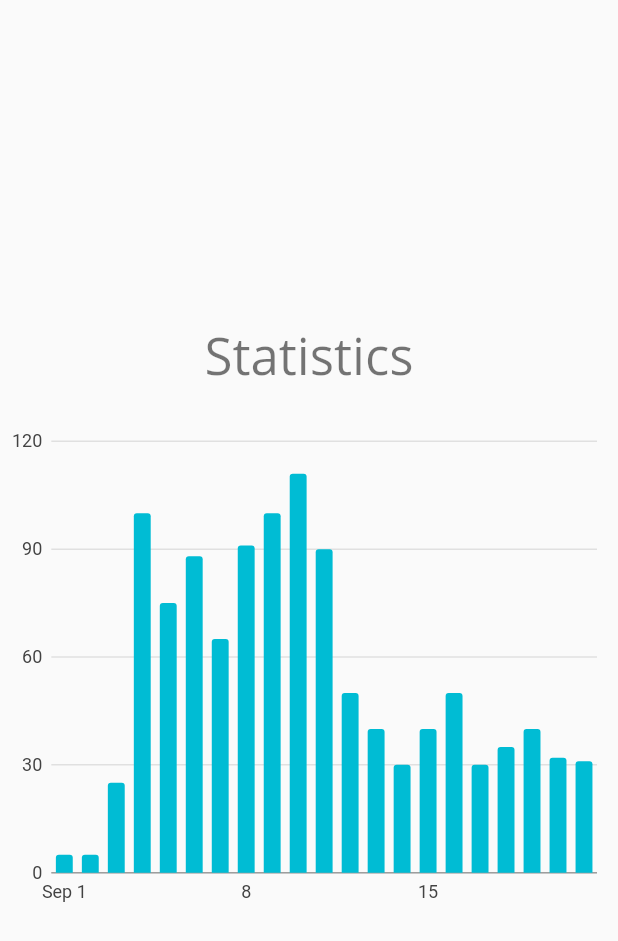
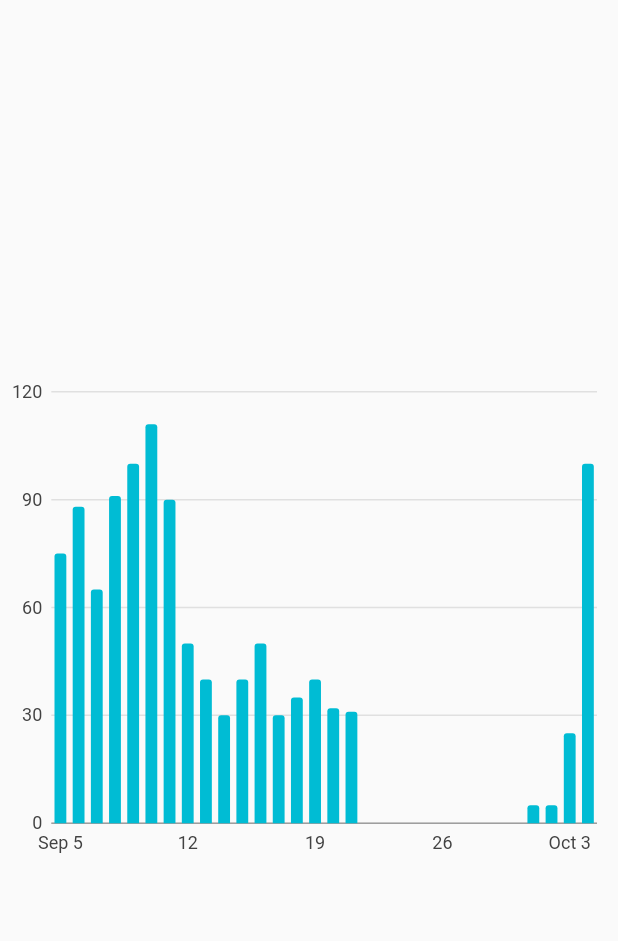
Before and after one commit to kevinrmendez/protein_tracker, a Flutter app: the StatisticsScreen widget shown alone on an empty page, opened directly, on a phone screen of 412 x 824 dp. Shown: the top 941 px of the screen. Run offline on Flutter 3.47's test engine with Material 2 defaults, Android fonts, the phone set to English and light mode, and no system bars; our stand-ins replace charts_flutter, rxdart, sqflite, step_progress_indicator; accounts and stored records are empty.

Commit message:
db added

```diff
--- a/lib/StatisticsScreen.dart
+++ b/lib/StatisticsScreen.dart
@@ -12,32 +12,12 @@ class StatisticsScreen extends StatelessWidget {
         child: Column(
           mainAxisAlignment: MainAxisAlignment.center,
           children: <Widget>[
-            Align(
-              alignment: Alignment.topCenter,
-              child: Container(
-                width: MediaQuery.of(context).size.width * .7,
-                margin: EdgeInsets.only(bottom: 20),
-                child: _title(context),
-              ),
-            ),
             Container(
                 height: MediaQuery.of(context).size.height * .4,
                 child: ProteinChart.withSampleData())
           ],
         ),
       ),
-    );
-  }
-
-  Widget _title(BuildContext context) {
-    return Column(
-      children: <Widget>[
-        Text(
-          'Statistics',
-          textAlign: TextAlign.center,
-          style: Theme.of(context).textTheme.display1,
-        ),
-      ],
     );
   }
 
--- a/lib/components/proteinChart.dart
+++ b/lib/components/proteinChart.dart
@@ -38,10 +38,6 @@ class ProteinChart extends StatelessWidget {
   /// Create one series with sample hard coded data.
   static List<charts.Series<TimeSeriesSales, DateTime>> _createSampleData() {
     final data = [
-      new TimeSeriesSales(new DateTime(2017, 9, 1), 5),
-      new TimeSeriesSales(new DateTime(2017, 9, 2), 5),
-      new TimeSeriesSales(new DateTime(2017, 9, 3), 25),
-      new TimeSeriesSales(new DateTime(2017, 9, 4), 100),
       new TimeSeriesSales(new DateTime(2017, 9, 5), 75),
       new TimeSeriesSales(new DateTime(2017, 9, 6), 88),
       new TimeSeriesSales(new DateTime(2017, 9, 7), 65),
@@ -59,6 +55,10 @@ class ProteinChart extends StatelessWidget {
       new TimeSeriesSales(new DateTime(2017, 9, 19), 40),
       new TimeSeriesSales(new DateTime(2017, 9, 20), 32),
       new TimeSeriesSales(new DateTime(2017, 9, 21), 31),
+      new TimeSeriesSales(new DateTime(2017, 10, 1), 5),
+      new TimeSeriesSales(new DateTime(2017, 10, 2), 5),
+      new TimeSeriesSales(new DateTime(2017, 10, 3), 25),
+      new TimeSeriesSales(new DateTime(2017, 10, 4), 100),
     ];
 
     return [
--- a/pubspec.yaml
+++ b/pubspec.yaml
@@ -22,6 +22,9 @@ dependencies:
   step_progress_indicator: ^0.2.3+6
   intl: ^0.16.1
   charts_flutter: ^0.9.0
+  sqflite:
+  path:
+  path_provider: ^1.6.11
 
   # The following adds the Cupertino Icons font to your application.
   # Use with the CupertinoIcons class for iOS style icons.
```
Also changed, not shown: lib/db/foodDatabase.dart (added, +42 -0 lines), pubspec.lock.
